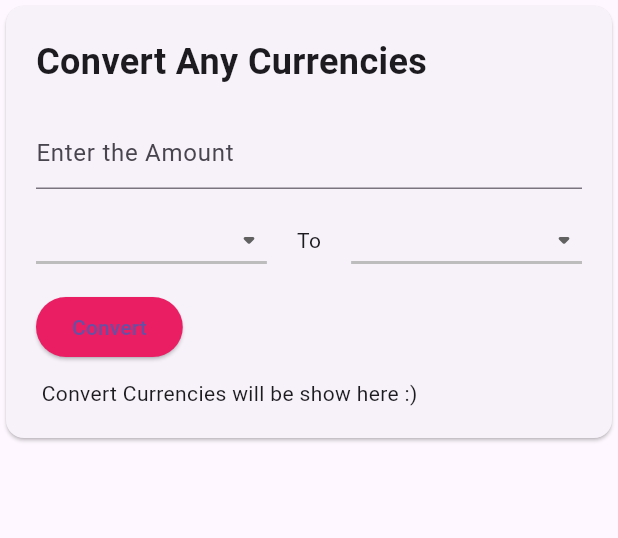
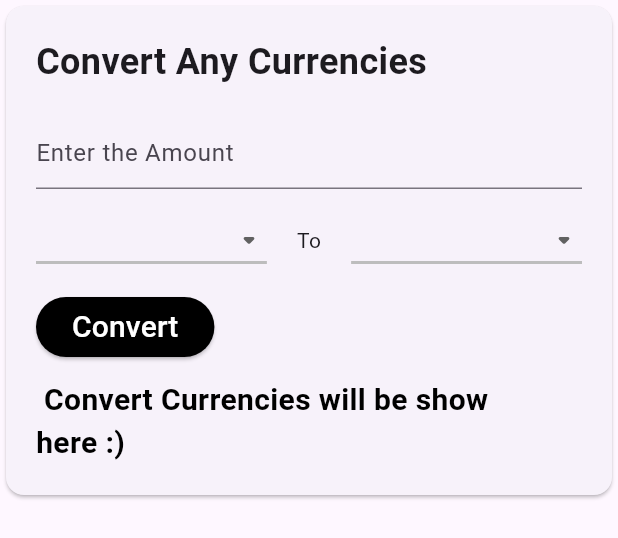
Before and after one commit to afsar2326407737/Currency_Converter, a Flutter app: the AnyToAny widget shown alone on an empty page, opened directly with empty values, on a phone screen of 412 x 824 dp. Shown: the top 538 px of the screen. Run offline on Flutter 3.47's test engine with Material 3 defaults, Android fonts, the phone set to English and light mode, and no system bars; network calls fail.

Commit message:
commit after modification

```diff
--- a/lib/components/anyToAny.dart
+++ b/lib/components/anyToAny.dart
@@ -124,19 +124,27 @@ class _AnyToAnyState extends State<AnyToAny> {
                     dropdownValue2;
                   });
                 },
-                child: Text('Convert'),
-                style: ButtonStyle(
-                  backgroundColor: MaterialStateProperty.all(
-                    Theme.of(context).primaryColor
-                  )
-                ),
+                child: Text('Convert',style: TextStyle(
+                  color: Colors.white,
+                  fontSize: 20,
+                ),),
+                style: ElevatedButton.styleFrom(
+                  backgroundColor: Colors.black,
+                )
               ),
             ),
             SizedBox(
               width: 10,
             ),
             SizedBox(height: 10,),
-            Container(child: Text(answer),)
+            Container(child: Text(answer ,
+            style: TextStyle(
+              fontWeight: FontWeight.bold,
+              fontSize: 20,
+              color: Colors.black
+            ),
+            ),
+            )
           ],
         ),
       ),
```
Also changed, not shown: lib/components/usdToAny.dart (+8 -7 lines), lib/screens/home.dart (+7 -2 lines).
